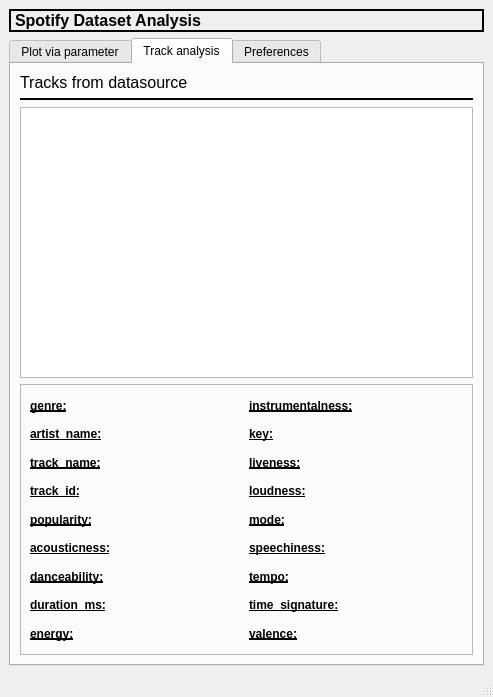
Old version of the form graphics/main.ui in the repository moonless-linew/edu-hse-spotify-analyser.
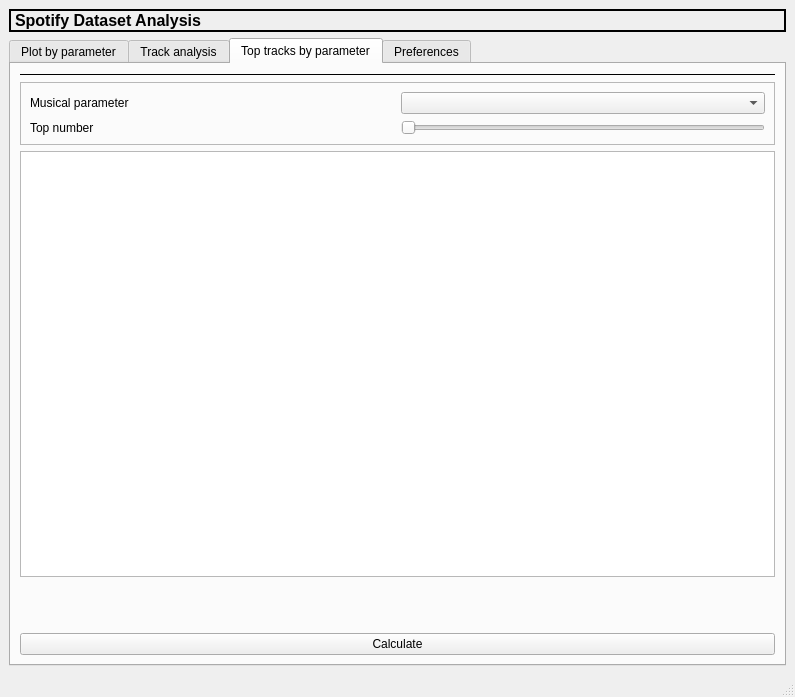
New version of the form. Icons and pictures are not drawn.

Commit message: top tracks feature

Diff of the .ui file:
```diff
--- a/graphics/main.ui
+++ b/graphics/main.ui
@@ -6,7 +6,7 @@
    <rect>
     <x>0</x>
     <y>0</y>
-    <width>493</width>
+    <width>795</width>
     <height>697</height>
    </rect>
   </property>
@@ -57,15 +57,33 @@
     </item>
     <item>
      <widget class="QTabWidget" name="tabWidget">
+      <property name="tabPosition">
+       <enum>QTabWidget::North</enum>
+      </property>
       <property name="currentIndex">
-       <number>1</number>
+       <number>2</number>
+      </property>
+      <property name="elideMode">
+       <enum>Qt::ElideNone</enum>
+      </property>
+      <property name="usesScrollButtons">
+       <bool>true</bool>
+      </property>
+      <property name="documentMode">
+       <bool>false</bool>
+      </property>
+      <property name="tabsClosable">
+       <bool>false</bool>
+      </property>
+      <property name="movable">
+       <bool>false</bool>
       </property>
       <property name="tabBarAutoHide">
        <bool>false</bool>
       </property>
       <widget class="QWidget" name="tab">
        <attribute name="title">
-        <string>Plot via parameter</string>
+        <string>Plot by parameter</string>
        </attribute>
        <layout class="QVBoxLayout" name="verticalLayout">
         <item>
@@ -652,6 +670,115 @@
         </item>
        </layout>
       </widget>
+      <widget class="QWidget" name="tab_4">
+       <attribute name="title">
+        <string>Top tracks by parameter</string>
+       </attribute>
+       <layout class="QVBoxLayout" name="verticalLayout_4">
+        <item>
+         <widget class="Line" name="line_4">
+          <property name="frameShadow">
+           <enum>QFrame::Plain</enum>
+          </property>
+          <property name="lineWidth">
+           <number>1</number>
+          </property>
+          <property name="orientation">
+           <enum>Qt::Horizontal</enum>
+          </property>
+         </widget>
+        </item>
+        <item>
+         <widget class="QFrame" name="frame_4">
+          <property name="frameShape">
+           <enum>QFrame::StyledPanel</enum>
+          </property>
+          <property name="frameShadow">
+           <enum>QFrame::Raised</enum>
+          </property>
+          <layout class="QGridLayout" name="gridLayout_4">
+           <item row="0" column="0">
+            <widget class="QLabel" name="label_7">
+             <property name="sizePolicy">
+              <sizepolicy hsizetype="Expanding" vsizetype="Preferred">
+               <horstretch>0</horstretch>
+               <verstretch>0</verstretch>
+              </sizepolicy>
+             </property>
+             <property name="text">
+              <string>Musical parameter</string>
+             </property>
+            </widget>
+           </item>
+           <item row="0" column="1">
+            <widget class="QComboBox" name="comboBoxParameters_2"/>
+           </item>
+           <item row="1" column="0">
+            <widget class="QLabel" name="label_9">
+             <property name="sizePolicy">
+              <sizepolicy hsizetype="Expanding" vsizetype="Preferred">
+               <horstretch>0</horstretch>
+               <verstretch>0</verstretch>
+              </sizepolicy>
+             </property>
+             <property name="text">
+              <string>Top number</string>
+             </property>
+            </widget>
+           </item>
+           <item row="1" column="1">
+            <widget class="QSlider" name="horizontalSlider">
+             <property name="layoutDirection">
+              <enum>Qt::LeftToRight</enum>
+             </property>
+             <property name="minimum">
+              <number>10</number>
+             </property>
+             <property name="maximum">
+              <number>1000</number>
+             </property>
+             <property name="tracking">
+              <bool>true</bool>
+             </property>
+             <property name="orientation">
+              <enum>Qt::Horizontal</enum>
+             </property>
+             <property name="tickPosition">
+              <enum>QSlider::NoTicks</enum>
+             </property>
+            </widget>
+           </item>
+          </layout>
+         </widget>
+        </item>
+        <item>
+         <widget class="QListWidget" name="listWidget_2"/>
+        </item>
+        <item>
+         <spacer name="verticalSpacer_2">
+          <property name="orientation">
+           <enum>Qt::Vertical</enum>
+          </property>
+          <property name="sizeType">
+           <enum>QSizePolicy::Fixed</enum>
+          </property>
+          <property name="sizeHint" stdset="0">
+           <size>
+            <width>20</width>
+            <height>50</height>
+           </size>
+          </property>
+         </spacer>
+        </item>
+        <item>
+         <widget class="QPushButton" name="top_tracks_calculate">
+          <property name="text">
+           <string>Calculate</string>
+          </property>
+         </widget>
+        </item>
+       </layout>
+      </widget>
       <widget class="QWidget" name="tab_3">
        <attribute name="title">
         <string>Preferences</string>
```
Left out of the diff: 4 changed lines with no effect on the pictures. The commit also changes 4 other files.
